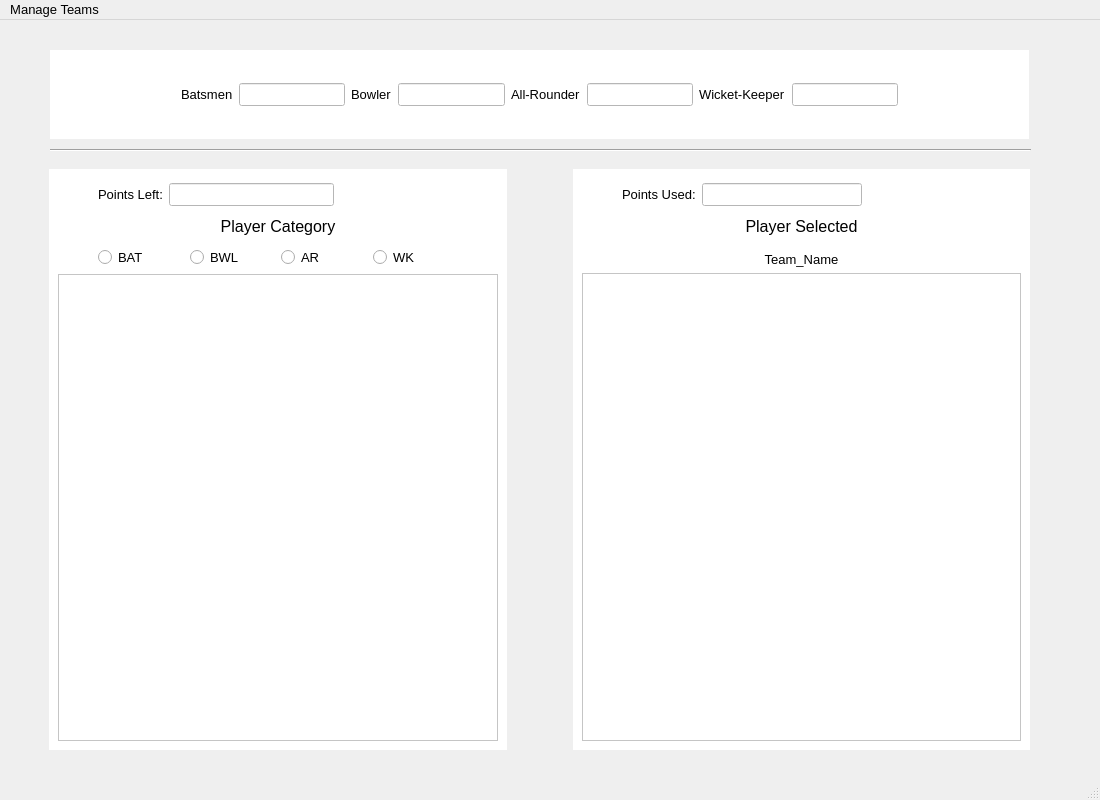
First picture: the form in myUI.ui, repository NoobSaiyan/fantasy_cricket_python, before the edit.
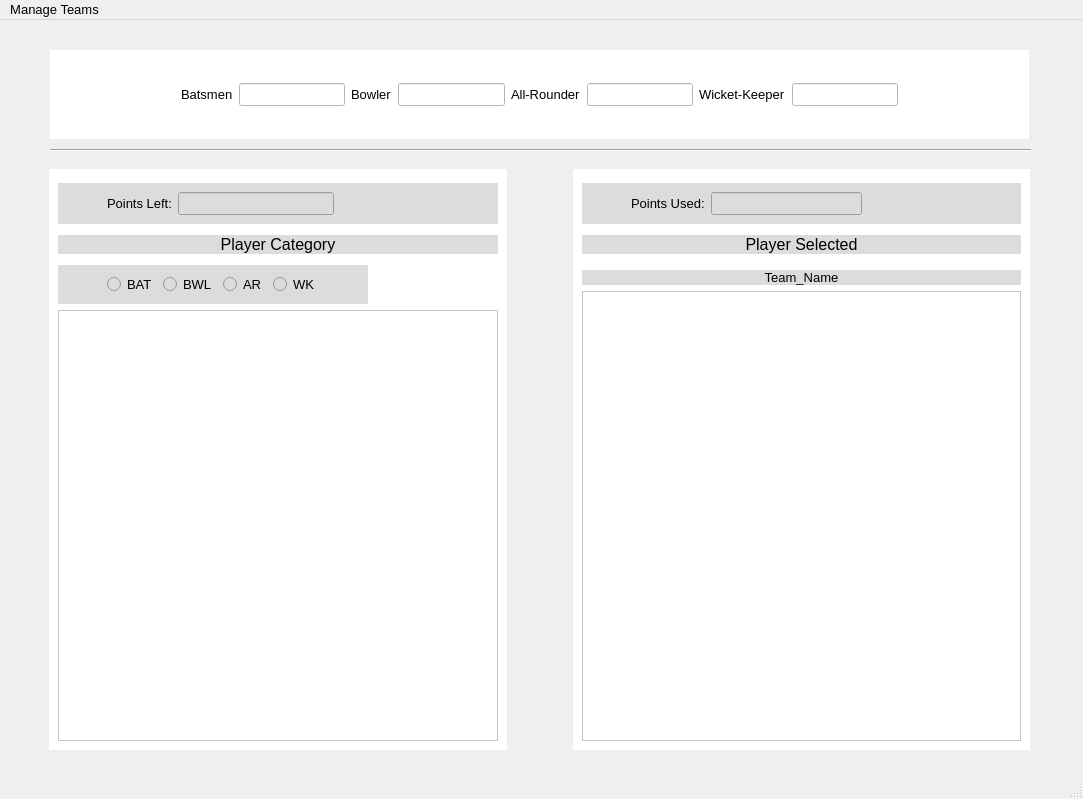
Second picture: the form after the edit.

```diff
--- a/myUI.ui
+++ b/myUI.ui
@@ -6,8 +6,8 @@
    <rect>
     <x>0</x>
     <y>0</y>
-    <width>1100</width>
-    <height>800</height>
+    <width>1083</width>
+    <height>799</height>
    </rect>
   </property>
   <property name="font">
@@ -202,6 +202,10 @@
          </spacer>
         </item>
         <item>
+         <widget class="QWidget" name="" native="true">
+          <property name="styleSheet">
+           <string notr="true">background-color: rgb(220, 220, 220);</string>
+          </property>
          <layout class="QHBoxLayout" name="horizontalLayout_5" stretch="0,0,0,0">
           <property name="sizeConstraint">
            <enum>QLayout::SetMinAndMaxSize</enum>
@@ -230,7 +234,14 @@
            </widget>
           </item>
           <item>
-           <widget class="QLineEdit" name="Points_Left_value"/>
+            <widget class="QLineEdit" name="Points_Left_value">
+             <property name="enabled">
+              <bool>false</bool>
+             </property>
+             <property name="alignment">
+              <set>Qt::AlignCenter</set>
+             </property>
+            </widget>
           </item>
           <item>
            <spacer name="horizontalSpacer_5">
@@ -246,6 +257,7 @@
            </spacer>
           </item>
          </layout>
+         </widget>
         </item>
         <item>
          <spacer name="verticalSpacer">
@@ -270,6 +282,9 @@
             <pointsize>12</pointsize>
            </font>
           </property>
+          <property name="styleSheet">
+           <string notr="true">background-color: rgb(220, 220, 220);</string>
+          </property>
           <property name="text">
            <string>Player Category</string>
           </property>
@@ -295,6 +310,10 @@
          </spacer>
         </item>
         <item>
+         <widget class="QWidget" name="radioHandler" native="true">
+          <property name="styleSheet">
+           <string notr="true">background-color: rgb(220, 220, 220);</string>
+          </property>
          <layout class="QHBoxLayout" name="horizontalLayout_4">
           <property name="sizeConstraint">
            <enum>QLayout::SetFixedSize</enum>
@@ -380,9 +399,10 @@
            </spacer>
           </item>
          </layout>
+         </widget>
         </item>
         <item>
-         <widget class="QTextEdit" name="Player_Catergory_value"/>
+         <widget class="QListWidget" name="Player_Catergory_value"/>
         </item>
        </layout>
       </widget>
@@ -429,6 +449,10 @@
          </spacer>
         </item>
         <item>
+         <widget class="QWidget" name="" native="true">
+          <property name="styleSheet">
+           <string notr="true">background-color: rgb(220, 220, 220);</string>
+          </property>
          <layout class="QHBoxLayout" name="horizontalLayout_6">
           <item>
            <spacer name="horizontalSpacer_8">
@@ -454,7 +478,14 @@
            </widget>
           </item>
           <item>
-           <widget class="QLineEdit" name="Points_Used_value"/>
+            <widget class="QLineEdit" name="Points_Used_value">
+             <property name="enabled">
+              <bool>false</bool>
+             </property>
+             <property name="alignment">
+              <set>Qt::AlignCenter</set>
+             </property>
+            </widget>
           </item>
           <item>
            <spacer name="horizontalSpacer_9">
@@ -470,6 +501,7 @@
            </spacer>
           </item>
          </layout>
+         </widget>
         </item>
         <item>
          <spacer name="verticalSpacer_5">
@@ -494,6 +526,12 @@
             <pointsize>12</pointsize>
            </font>
           </property>
+          <property name="autoFillBackground">
+           <bool>false</bool>
+          </property>
+          <property name="styleSheet">
+           <string notr="true">background-color: rgb(220, 220, 220);</string>
+          </property>
           <property name="text">
            <string>Player Selected</string>
           </property>
@@ -525,6 +563,9 @@
             <pointsize>10</pointsize>
            </font>
           </property>
+          <property name="styleSheet">
+           <string notr="true">background-color: rgb(220, 220, 220);</string>
+          </property>
           <property name="text">
            <string>Team_Name</string>
           </property>
@@ -534,7 +575,7 @@
          </widget>
         </item>
         <item>
-         <widget class="QTextEdit" name="Player_Selected_value"/>
+         <widget class="QListWidget" name="Player_Selected_value"/>
         </item>
        </layout>
       </widget>
@@ -547,8 +588,8 @@
     <rect>
      <x>0</x>
      <y>0</y>
-     <width>1100</width>
-     <height>29</height>
+     <width>1083</width>
+     <height>26</height>
     </rect>
    </property>
    <widget class="QMenu" name="menuManage_Teams">
```
Left out of the diff: 39 changed lines with no effect on the pictures. Lines whose indentation alone changed are shown as unchanged.
